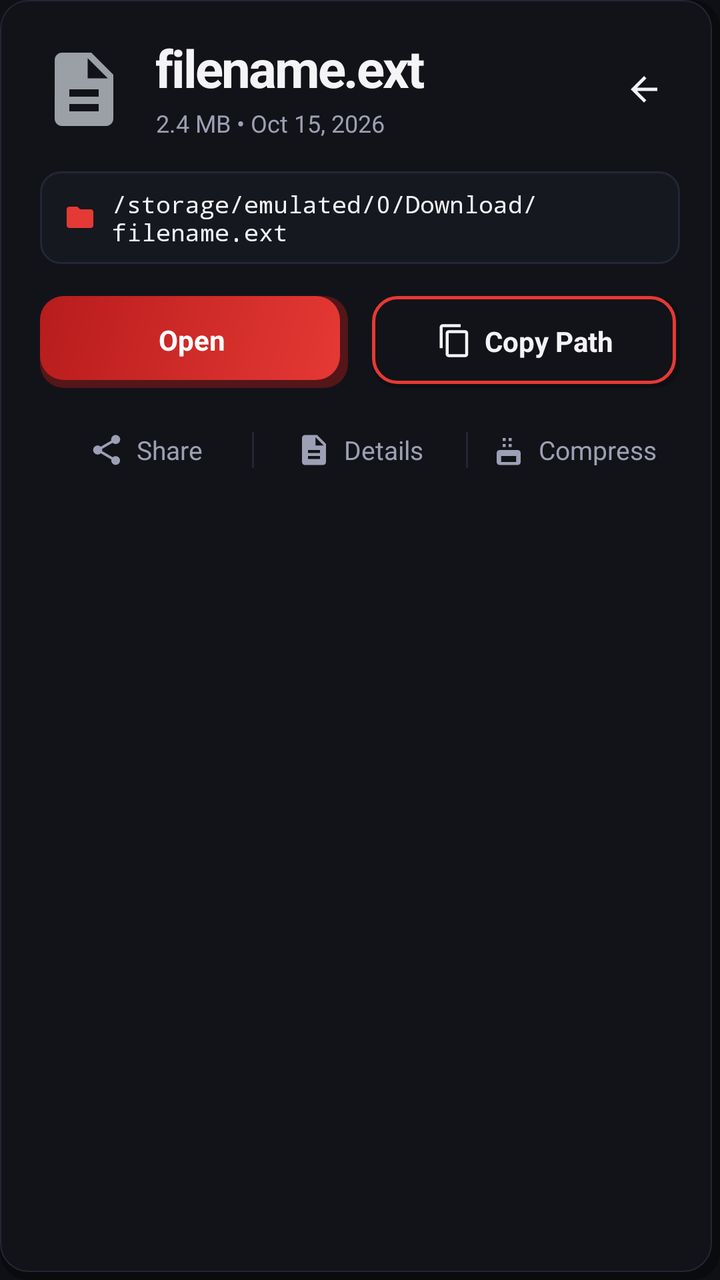
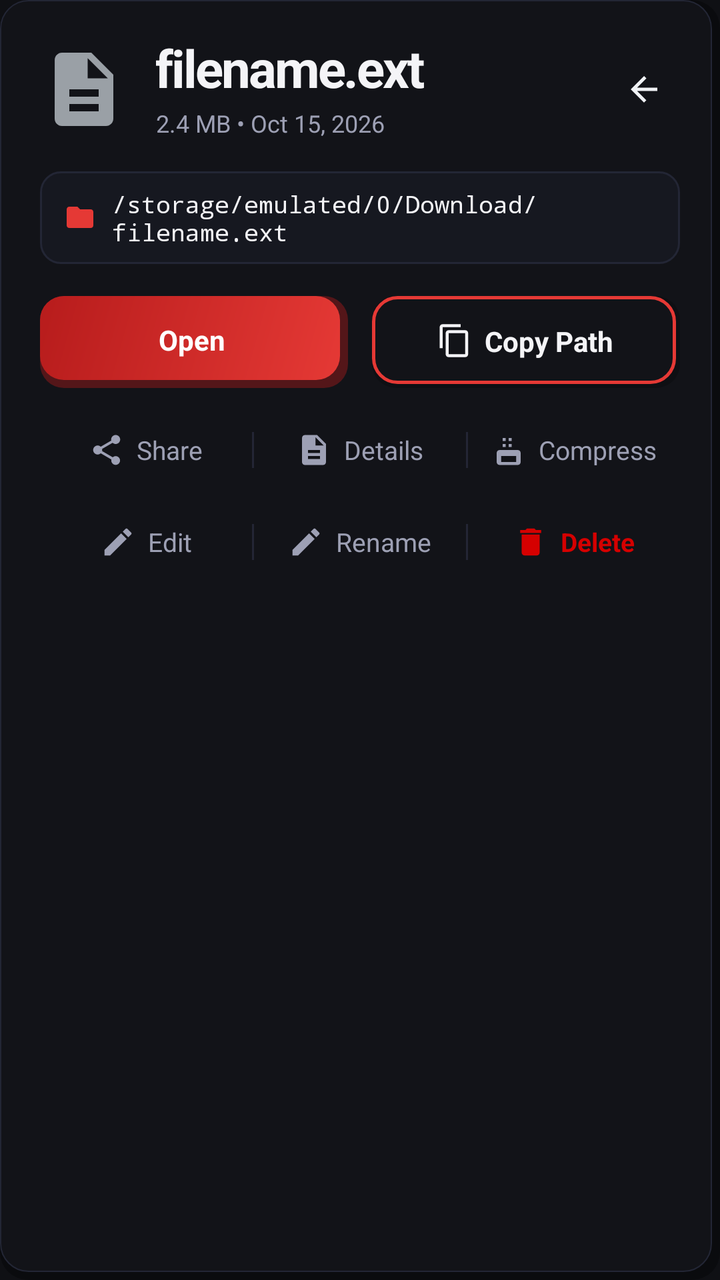

The first picture is an Android layout as it rendered before a commit; the second is the same layout after the commit. The layout source and the unified diff follow.
<!-- AndroidManifest.xml: application theme Theme.ArtrawFiles -->
<!-- res/layout/dialog_file_quick_actions.xml -->
<?xml version="1.0" encoding="utf-8"?>
<LinearLayout xmlns:android="http://schemas.android.com/apk/res/android"
    android:id="@+id/layoutDialogRoot"
    android:layout_width="match_parent"
    android:layout_height="wrap_content"
    android:orientation="vertical"
    android:background="@drawable/bg_aurora_card"
    android:padding="20dp">

    
    <RelativeLayout
        android:layout_width="match_parent"
        android:layout_height="wrap_content">

        <ImageView
            android:id="@+id/ivDialogFileIcon"
            android:layout_width="44dp"
            android:layout_height="44dp"
            android:layout_alignParentStart="true"
            android:layout_centerVertical="true"
            android:src="@drawable/ic_file" />

        <LinearLayout
            android:layout_width="match_parent"
            android:layout_height="wrap_content"
            android:layout_toEndOf="@id/ivDialogFileIcon"
            android:layout_toStartOf="@+id/btnDialogClose"
            android:layout_centerVertical="true"
            android:layout_marginStart="14dp"
            android:layout_marginEnd="8dp"
            android:orientation="vertical">

            <TextView
                android:id="@+id/tvDialogFileName"
                android:layout_width="match_parent"
                android:layout_height="wrap_content"
                android:textStyle="bold"
                android:textColor="@color/aurora_text_primary"
                style="@style/Widget.ArtrawFiles.Text.Headline"
                android:singleLine="true"
                android:ellipsize="middle"
                android:text="filename.ext" />

            <TextView
                android:id="@+id/tvDialogFileMeta"
                android:layout_width="match_parent"
                android:layout_height="wrap_content"
                android:layout_marginTop="3dp"
                android:textColor="@color/aurora_text_secondary"
                android:textSize="12sp"
                android:singleLine="true"
                android:text="2.4 MB • Oct 15, 2026" />
        </LinearLayout>

        <ImageView
            android:id="@+id/btnDialogClose"
            android:layout_width="36dp"
            android:layout_height="36dp"
            android:layout_alignParentEnd="true"
            android:layout_centerVertical="true"
            android:padding="8dp"
            android:background="?android:attr/selectableItemBackgroundBorderless"
            android:src="@drawable/ic_arrow_back"
            android:contentDescription="@string/content_close_selection" />
    </RelativeLayout>

    
    <LinearLayout
        android:layout_width="match_parent"
        android:layout_height="wrap_content"
        android:layout_marginTop="16dp"
        android:background="@drawable/bg_aurora_search"
        android:orientation="horizontal"
        android:gravity="center_vertical"
        android:paddingStart="12dp"
        android:paddingEnd="10dp"
        android:paddingTop="8dp"
        android:paddingBottom="8dp">

        <ImageView
            android:layout_width="16dp"
            android:layout_height="16dp"
            android:src="@drawable/ic_folder"
            android:tint="@color/aurora_primary"
            android:contentDescription="@string/content_path" />

        <TextView
            android:id="@+id/tvDialogFilePath"
            android:layout_width="match_parent"
            android:layout_height="wrap_content"
            android:layout_marginStart="8dp"
            android:textColor="@color/aurora_text_primary"
            android:textSize="12sp"
            android:fontFamily="monospace"
            android:textIsSelectable="true"
            android:text="/storage/emulated/0/Download/filename.ext" />
    </LinearLayout>

    
    <LinearLayout
        android:layout_width="match_parent"
        android:layout_height="wrap_content"
        android:layout_marginTop="16dp"
        android:orientation="horizontal">

        
        <LinearLayout
            android:id="@+id/btnDialogActionOpen"
            android:layout_width="0dp"
            android:layout_height="46dp"
            android:layout_weight="1"
            android:layout_marginEnd="6dp"
            android:background="@drawable/bg_aurora_button_primary"
            android:gravity="center"
            android:orientation="horizontal"
            android:clickable="true"
            android:focusable="true">

            <TextView
                android:id="@+id/tvDialogActionOpenText"
                android:layout_width="wrap_content"
                android:layout_height="wrap_content"
                android:text="@string/action_open"
                android:textColor="@color/aurora_on_primary"
                android:textSize="14sp"
                android:textStyle="bold" />
        </LinearLayout>

        
        <LinearLayout
            android:id="@+id/btnDialogActionCopyPath"
            android:layout_width="0dp"
            android:layout_height="46dp"
            android:layout_weight="1"
            android:layout_marginStart="6dp"
            android:background="@drawable/bg_aurora_button_outlined"
            android:gravity="center"
            android:orientation="horizontal"
            android:clickable="true"
            android:focusable="true">

            <ImageView
                android:layout_width="18dp"
                android:layout_height="18dp"
                android:layout_marginEnd="6dp"
                android:src="@drawable/ic_copy"
                android:tint="@color/aurora_text_primary"
                android:contentDescription="@string/content_copy" />

            <TextView
                android:layout_width="wrap_content"
                android:layout_height="wrap_content"
                android:text="@string/action_copy_path"
                android:textColor="@color/aurora_text_primary"
                android:textSize="14sp"
                android:textStyle="bold" />
        </LinearLayout>
    </LinearLayout>

    
    <LinearLayout
        android:layout_width="match_parent"
        android:layout_height="wrap_content"
        android:layout_marginTop="12dp"
        android:orientation="horizontal"
        android:gravity="center">

        <LinearLayout
            android:id="@+id/btnDialogActionShare"
            android:layout_width="0dp"
            android:layout_height="38dp"
            android:layout_weight="1"
            android:gravity="center"
            android:orientation="horizontal"
            android:background="?android:attr/selectableItemBackground"
            android:clickable="true"
            android:focusable="true">

            <ImageView
                android:layout_width="18dp"
                android:layout_height="18dp"
                android:src="@drawable/ic_share"
                android:tint="@color/aurora_text_secondary"
                android:contentDescription="@string/content_share" />

            <TextView
                android:layout_width="wrap_content"
                android:layout_height="wrap_content"
                android:layout_marginStart="6dp"
                android:text="@string/action_share"
                android:textColor="@color/aurora_text_secondary"
                android:textSize="13sp" />
        </LinearLayout>

        <View
            android:layout_width="1dp"
            android:layout_height="18dp"
            android:background="@color/aurora_outline" />

        <LinearLayout
            android:id="@+id/btnDialogActionDetails"
            android:layout_width="0dp"
            android:layout_height="38dp"
            android:layout_weight="1"
            android:gravity="center"
            android:orientation="horizontal"
            android:background="?android:attr/selectableItemBackground"
            android:clickable="true"
            android:focusable="true">

            <ImageView
                android:layout_width="18dp"
                android:layout_height="18dp"
                android:src="@drawable/ic_document"
                android:tint="@color/aurora_text_secondary"
                android:contentDescription="@string/content_copy" />

            <TextView
                android:layout_width="wrap_content"
                android:layout_height="wrap_content"
                android:layout_marginStart="6dp"
                android:text="@string/action_details"
                android:textColor="@color/aurora_text_secondary"
                android:textSize="13sp" />
        </LinearLayout>

        <View
            android:layout_width="1dp"
            android:layout_height="18dp"
            android:background="@color/aurora_outline" />

        <LinearLayout
            android:id="@+id/btnDialogActionCompress"
            android:layout_width="0dp"
            android:layout_height="38dp"
            android:layout_weight="1"
            android:gravity="center"
            android:orientation="horizontal"
            android:background="?android:attr/selectableItemBackground"
            android:clickable="true"
            android:focusable="true">

            <ImageView
                android:id="@+id/ivDialogCompressIcon"
                android:layout_width="18dp"
                android:layout_height="18dp"
                android:src="@drawable/ic_compress"
                android:tint="@color/aurora_text_secondary"
                android:contentDescription="@string/content_copy" />

            <TextView
                android:id="@+id/tvDialogCompressText"
                android:layout_width="wrap_content"
                android:layout_height="wrap_content"
                android:layout_marginStart="6dp"
                android:text="Compress"
                android:textColor="@color/aurora_text_secondary"
                android:textSize="13sp" />
        </LinearLayout>
    </LinearLayout>
</LinearLayout>
<!-- resources referenced by this layout -->
<resources>
  <color name="aurora_on_primary">#FFFFFF</color>
  <color name="aurora_outline">#232635</color>
  <color name="aurora_primary">#E53935</color>
  <color name="aurora_text_primary">#F4F4F7</color>
  <color name="aurora_text_secondary">#9DA0B4</color>
  <!-- drawable bg_aurora_search (drawable) -->
  <?xml version="1.0" encoding="utf-8"?>
  <shape xmlns:android="http://schemas.android.com/apk/res/android"
      android:shape="rectangle">
      <solid android:color="@color/aurora_background_elevated" />
      <corners android:radius="10dp" />
      <stroke
          android:width="1dp"
          android:color="@color/aurora_outline" />
  </shape>
  <!-- drawable ic_arrow_back (drawable) -->
  <vector xmlns:android="http://schemas.android.com/apk/res/android"
      android:width="24dp"
      android:height="24dp"
      android:viewportWidth="24"
      android:viewportHeight="24">
      <path
          android:fillColor="#F0F2F5"
          android:pathData="M20,11H7.83l5.59,-5.59L12,4l-8,8 8,8 1.41,-1.41L7.83,13H20v-2z"/>
  </vector>
  <string name="action_copy_path">Copy Path</string>
  <string name="action_details">Details</string>
  <string name="action_open">Open</string>
  <string name="action_share">Share</string>
  <string name="content_close_selection">Close Selection</string>
  <string name="content_copy">Copy</string>
  <string name="content_path">Path</string>
  <string name="content_share">Share</string>
  <style name="Widget.ArtrawFiles.Text.Headline" parent="Widget.ArtrawFiles.Text.Display">
          <item name="android:textSize">26sp</item>
          <item name="android:lineHeight">34sp</item>
      </style>
  <color name="aurora_background_surface">#121318</color>
  <color name="aurora_shadow_soft">#4D000000</color>
  <color name="aurora_background_elevated">#161820</color>
  <style name="Widget.ArtrawFiles.Text.Display" parent="Widget.ArtrawFiles.Text">
          <item name="android:textSize">34sp</item>
          <item name="android:textStyle">bold</item>
          <item name="android:lineHeight">42sp</item>
          <item name="android:letterSpacing">-0.04</item>
      </style>
  <color name="aurora_crimson_dark">#B71C1C</color>
  <color name="aurora_secondary">#FF8C42</color>
  <!-- drawable bg_heaven_gradient (drawable) -->
  <?xml version="1.0" encoding="utf-8"?>
  <shape xmlns:android="http://schemas.android.com/apk/res/android"
      android:shape="rectangle">
      <solid android:color="#0F1014" />
  </shape>
  <color name="aurora_background_deep">#0F1014</color>
  <style name="Widget.ArtrawFiles.Text">
          <item name="android:textColor">@color/aurora_text_primary</item>
          <item name="android:textSize">15sp</item>
          <item name="android:textStyle">normal</item>
          <item name="android:fontFamily">sans-serif</item>
          <item name="android:lineHeight">22sp</item>
          <item name="android:includeFontPadding">false</item>
      </style>
  <!-- unchanged entries left out for length: 11 -->
</resources>

<!-- the commit's change to res/layout/dialog_file_quick_actions.xml (unified diff, before → after) -->
@@ -258,4 +258,106 @@
                 android:textSize="13sp" />
         </LinearLayout>
     </LinearLayout>
+
+    
+    <LinearLayout
+        android:layout_width="match_parent"
+        android:layout_height="wrap_content"
+        android:layout_marginTop="8dp"
+        android:orientation="horizontal"
+        android:gravity="center">
+
+        <LinearLayout
+            android:id="@+id/btnDialogActionEdit"
+            android:layout_width="0dp"
+            android:layout_height="38dp"
+            android:layout_weight="1"
+            android:gravity="center"
+            android:orientation="horizontal"
+            android:background="?android:attr/selectableItemBackground"
+            android:clickable="true"
+            android:focusable="true">
+
+            <ImageView
+                android:layout_width="18dp"
+                android:layout_height="18dp"
+                android:src="@drawable/ic_edit"
+                android:tint="@color/aurora_text_secondary"
+                android:contentDescription="@string/content_edit" />
+
+            <TextView
+                android:layout_width="wrap_content"
+                android:layout_height="wrap_content"
+                android:layout_marginStart="6dp"
+                android:text="Edit"
+                android:textColor="@color/aurora_text_secondary"
+                android:textSize="13sp" />
+        </LinearLayout>
+
+        <View
+            android:id="@+id/dividerDialogEdit"
+            android:layout_width="1dp"
+            android:layout_height="18dp"
+            android:background="@color/aurora_outline" />
+
+        <LinearLayout
+            android:id="@+id/btnDialogActionRename"
+            android:layout_width="0dp"
+            android:layout_height="38dp"
+            android:layout_weight="1"
+            android:gravity="center"
+            android:orientation="horizontal"
+            android:background="?android:attr/selectableItemBackground"
+            android:clickable="true"
+            android:focusable="true">
+
+            <ImageView
+                android:layout_width="18dp"
+                android:layout_height="18dp"
+                android:src="@drawable/ic_edit"
+                android:tint="@color/aurora_text_secondary"
+                android:contentDescription="@string/content_edit" />
+
+            <TextView
+                android:layout_width="wrap_content"
+                android:layout_height="wrap_content"
+                android:layout_marginStart="6dp"
+                android:text="Rename"
+                android:textColor="@color/aurora_text_secondary"
+                android:textSize="13sp" />
+        </LinearLayout>
+
+        <View
+            android:layout_width="1dp"
+            android:layout_height="18dp"
+            android:background="@color/aurora_outline" />
+
+        <LinearLayout
+            android:id="@+id/btnDialogActionDelete"
+            android:layout_width="0dp"
+            android:layout_height="38dp"
+            android:layout_weight="1"
+            android:gravity="center"
+            android:orientation="horizontal"
+            android:background="?android:attr/selectableItemBackground"
+            android:clickable="true"
+            android:focusable="true">
+
+            <ImageView
+                android:layout_width="18dp"
+                android:layout_height="18dp"
+                android:src="@drawable/ic_delete"
+                android:tint="@color/aurora_error"
+                android:contentDescription="@string/content_delete" />
+
+            <TextView
+                android:layout_width="wrap_content"
+                android:layout_height="wrap_content"
+                android:layout_marginStart="6dp"
+                android:text="@string/action_delete"
+                android:textColor="@color/aurora_error"
+                android:textSize="13sp"
+                android:textStyle="bold" />
+        </LinearLayout>
+    </LinearLayout>
 </LinearLayout>
<!-- resource entries referenced after the edit -->
@@ -1,5 +1,6 @@
 <!-- resources referenced by this layout -->
 <resources>
+  <color name="aurora_error">#D50000</color>
   <color name="aurora_on_primary">#FFFFFF</color>
   <color name="aurora_outline">#232635</color>
   <color name="aurora_primary">#E53935</color>
@@ -25,12 +26,35 @@
           android:fillColor="#F0F2F5"
           android:pathData="M20,11H7.83l5.59,-5.59L12,4l-8,8 8,8 1.41,-1.41L7.83,13H20v-2z"/>
   </vector>
+  <!-- drawable ic_delete (drawable) -->
+  <vector xmlns:android="http://schemas.android.com/apk/res/android"
+      android:width="24dp"
+      android:height="24dp"
+      android:viewportWidth="24"
+      android:viewportHeight="24">
+      <path
+          android:fillColor="#FF5252"
+          android:pathData="M6,19c0,1.1 0.9,2 2,2h8c1.1,0 2,-0.9 2,-2V7H6v12zM19,4h-3.5l-1,-1h-5l-1,1H5v2h14V4z"/>
+  </vector>
+  <!-- drawable ic_edit (drawable) -->
+  <vector xmlns:android="http://schemas.android.com/apk/res/android"
+      android:width="24dp"
+      android:height="24dp"
+      android:viewportWidth="24"
+      android:viewportHeight="24">
+      <path
+          android:fillColor="#9AA0A6"
+          android:pathData="M3,17.25V21h3.75L17.81,9.94l-3.75,-3.75L3,17.25zM20.71,7.04c0.39,-0.39 0.39,-1.02 0,-1.41l-2.34,-2.34c-0.39,-0.39 -1.02,-0.39 -1.41,0l-1.83,1.83 3.75,3.75 1.83,-1.83z"/>
+  </vector>
   <string name="action_copy_path">Copy Path</string>
+  <string name="action_delete">Delete</string>
   <string name="action_details">Details</string>
   <string name="action_open">Open</string>
   <string name="action_share">Share</string>
   <string name="content_close_selection">Close Selection</string>
   <string name="content_copy">Copy</string>
+  <string name="content_delete">Delete</string>
+  <string name="content_edit">Edit</string>
   <string name="content_path">Path</string>
   <string name="content_share">Share</string>
   <style name="Widget.ArtrawFiles.Text.Headline" parent="Widget.ArtrawFiles.Text.Display">
